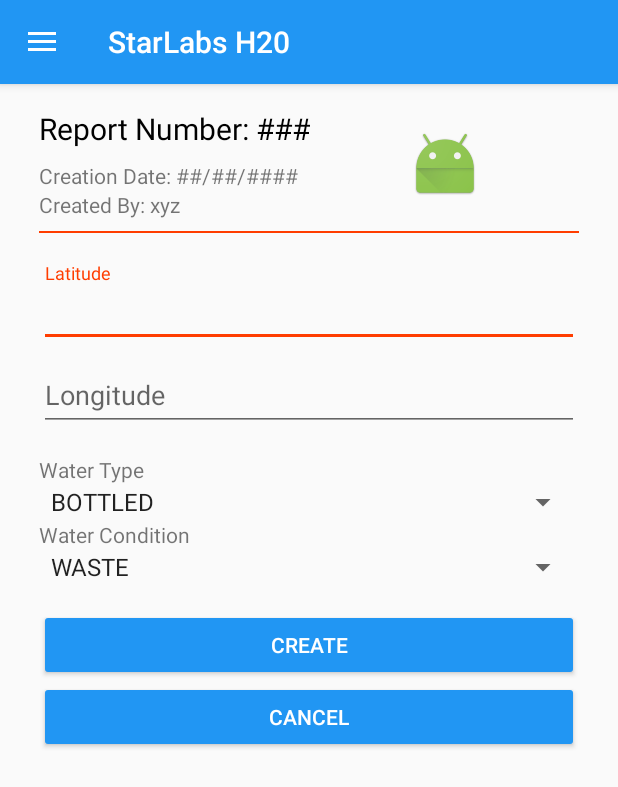
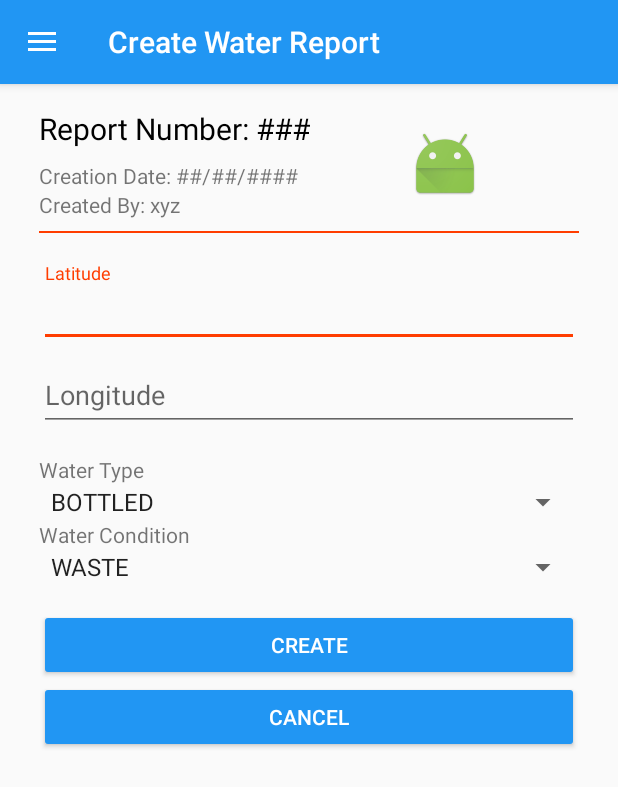
Before and after one commit to chase-lewis/STARL, an Android app: the HomeActivity screen opened directly, with no data from a screen before it, in the side drawer, after a tap on "Create Water Report", on a phone screen of 412 x 824 dp. Shown: the top 787 px of the screen. Run offline under Robolectric (Android 15) with nearby library versions, the phone set to English and light mode, and no system bars; our stand-ins replace Firebase (no records; nobody signed in at launch, a user with empty details on screens opened directly); 19 statements that could not run were skipped.

Commit message:
Fix title for fragments

```diff
--- a/app/src/main/java/com/starlabs/h2o/controller/HomeActivity.java
+++ b/app/src/main/java/com/starlabs/h2o/controller/HomeActivity.java
@@ -38,12 +38,16 @@ import com.starlabs.h2o.model.user.UserType;
  *
  * @author chase
  */
-public class HomeActivity extends AppCompatActivity
-        implements NavigationView.OnNavigationItemSelectedListener {
+public class HomeActivity extends AppCompatActivity implements NavigationView.OnNavigationItemSelectedListener {
 
     public static final String TO_PROFILE = "HOME_TO_PROFILE";
+
+    // Set up views
+    private NavigationView navigationView = null;
+    private Toolbar toolbar;
+
+    // Other instance data
     private final FragmentManager fragmentManager = getFragmentManager();
-    private NavigationView navigationView = null;
     private int oldId;
 
     @Override
@@ -54,7 +58,7 @@ public class HomeActivity extends AppCompatActivity
         ContentProvider contentProvider = ContentProviderFactory.getDefaultContentProvider();
         User user = contentProvider.getLoggedInUser();
 
-        Toolbar toolbar = (Toolbar) findViewById(R.id.toolbar);
+        toolbar = (Toolbar) findViewById(R.id.toolbar);
         setSupportActionBar(toolbar);
 
         DrawerLayout drawer = (DrawerLayout) findViewById(R.id.drawer_layout);
@@ -115,6 +119,7 @@ public class HomeActivity extends AppCompatActivity
         MenuItem menuItem1 = menu1.findItem(id);
         menuItem1.setChecked(true);
         oldId = id;
+        determineTitle(id);
     }
 
     @Override
@@ -161,6 +166,7 @@ public class HomeActivity extends AppCompatActivity
             MenuItem menItemCurr = navMenu1.findItem(id);
             menItemCurr.setChecked(true);
             oldId = id;
+            determineTitle(id);
         }
 
         DrawerLayout drawer = (DrawerLayout) findViewById(R.id.drawer_layout);
@@ -181,6 +187,7 @@ public class HomeActivity extends AppCompatActivity
 
         if (id == R.id.nav_map) {
             newFragment = new ViewMapFragment();
+
         } else if (id == R.id.nav_create_water_report) {
             newFragment = new CreateWaterReportFragment();
         } else if (id == R.id.nav_view_water_reports) {
@@ -207,6 +214,7 @@ public class HomeActivity extends AppCompatActivity
     private void switchToMap() {
         Menu navMenu = navigationView.getMenu();
         onNavigationItemSelected(navMenu.findItem(R.id.nav_map));
+        determineTitle(R.id.nav_map);
     }
 
     /**
@@ -218,7 +226,6 @@ public class HomeActivity extends AppCompatActivity
     public void switchToWaterReportCreate(Bundle bundle) {
         CreateWaterReportFragment newReport = new CreateWaterReportFragment();
         newReport.setArguments(bundle);
-
 
         FragmentTransaction transaction = fragmentManager.beginTransaction();
         transaction.replace(R.id.fragment_home_container, newReport);
@@ -232,6 +239,7 @@ public class HomeActivity extends AppCompatActivity
         MenuItem menuItem2 = navMenu.findItem(id);
         menuItem2.setChecked(true);
         oldId = id;
+        determineTitle(id);
     }
 
     /**
@@ -248,6 +256,7 @@ public class HomeActivity extends AppCompatActivity
         transaction.replace(R.id.fragment_home_container, frag);
         transaction.addToBackStack(null);
         transaction.commit();
+        determineTitle(R.id.nav_view_histogram);
     }
 
     /**
@@ -263,4 +272,29 @@ public class HomeActivity extends AppCompatActivity
         TextView username = (TextView) header.findViewById(R.id.header_username);
         username.setText(user.getUsername());
     }
+
+    /**
+     * Sets the toolbar's title based on the fragment being shown.
+     *
+     * @param id the menu item id
+     */
+    private void determineTitle(int id) {
+        if (id == R.id.nav_map) {
+            toolbar.setTitle("Nearby Water");
+        } else if (id == R.id.nav_create_water_report) {
+            toolbar.setTitle("Create Water Report");
+        } else if (id == R.id.nav_view_water_reports) {
+            toolbar.setTitle("View Water Reports");
+        } else if (id == R.id.nav_create_purity_report) {
+            toolbar.setTitle("Create Purity Report");
+        } else if (id == R.id.nav_view_purity_reports) {
+            toolbar.setTitle("View Purity Reports");
+        } else if (id == R.id.nav_view_histogram) {
+            toolbar.setTitle("History Report");
+        } else if (id == R.id.nav_profile) {
+            toolbar.setTitle("Edit Your Profile");
+        } else {
+            toolbar.setTitle("STARLabs H20");
+        }
+    }
 }
```
